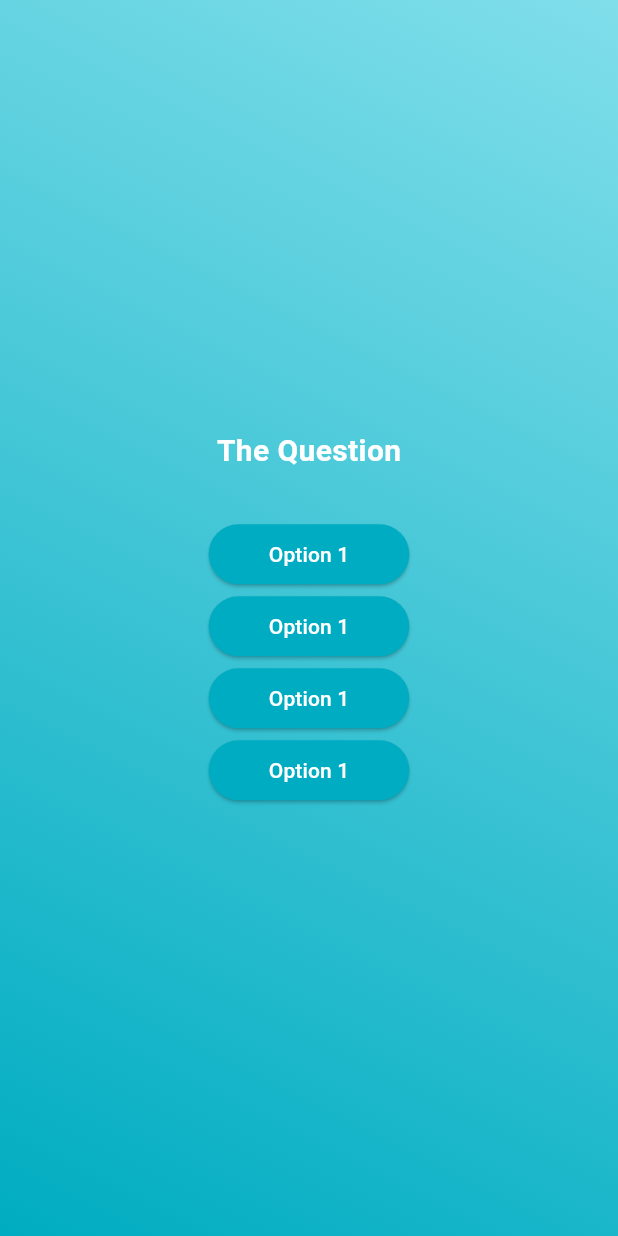
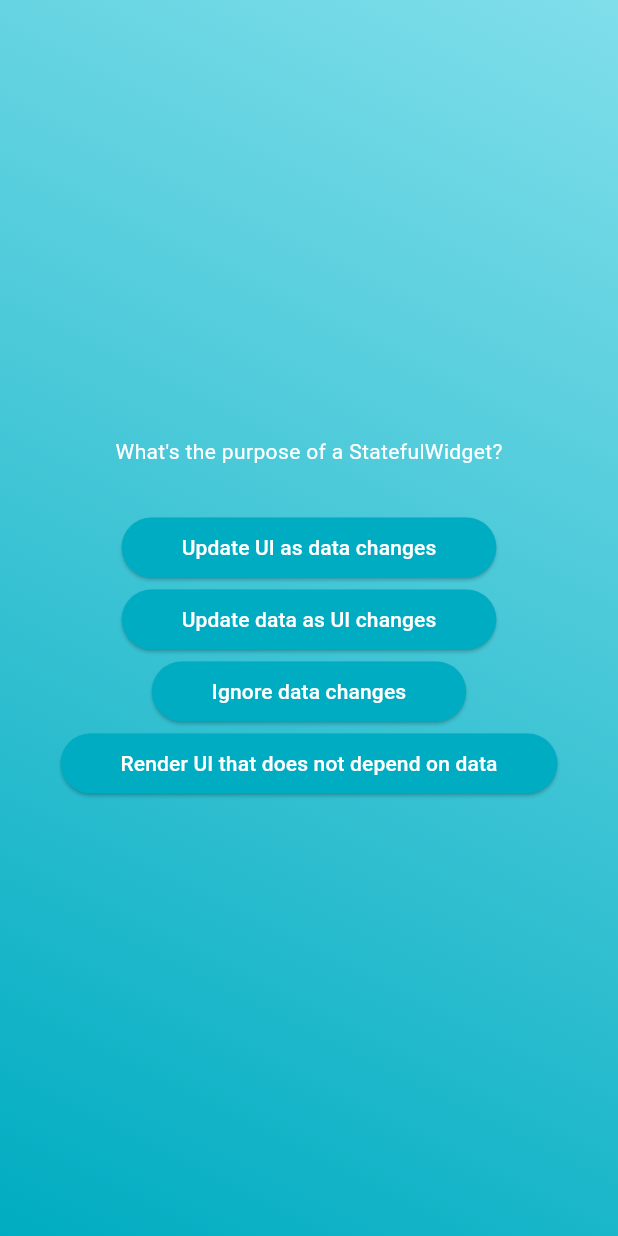
Before and after one commit to eacardenase/flutter_quizzy, a Flutter app: the screen it shows after launch, after a tap on "Start Quiz", on a phone screen of 412 x 824 dp. Run offline on Flutter 3.47's test engine with Material 3 defaults, Android fonts, the phone set to English and light mode, and no system bars.

Commit message:
feat: add question options dynamically with map and spread operator

```diff
--- a/lib/screens/questions_screen.dart
+++ b/lib/screens/questions_screen.dart
@@ -1,5 +1,7 @@
 import 'package:flutter/material.dart';
+
 import 'package:quizzy/widgets/option_button.dart';
+import 'package:quizzy/data/questions.dart';
 
 class QuestionsScreen extends StatefulWidget {
   const QuestionsScreen({super.key});
@@ -11,35 +13,24 @@ class QuestionsScreen extends StatefulWidget {
 class _QuestionsScreenState extends State<QuestionsScreen> {
   @override
   Widget build(BuildContext context) {
+    final currentQuestion = questions[2];
     return SizedBox(
       width: double.infinity,
       child: Column(
         mainAxisAlignment: MainAxisAlignment.center,
         children: [
-          const Text(
-            "The Question",
-            style: TextStyle(
+          Text(
+            currentQuestion.text,
+            style: const TextStyle(
               color: Colors.white,
-              fontSize: 20,
-              fontWeight: FontWeight.bold,
             ),
           ),
           const SizedBox(height: 30),
-          OptionButton(
-            label: "Option 1",
-            handler: () {},
-          ),
-          OptionButton(
-            label: "Option 1",
-            handler: () {},
-          ),
-          OptionButton(
-            label: "Option 1",
-            handler: () {},
-          ),
-          OptionButton(
-            label: "Option 1",
-            handler: () {},
+          ...currentQuestion.options.map(
+            (option) => OptionButton(
+              label: option,
+              handler: () {},
+            ),
           ),
         ],
       ),
```
